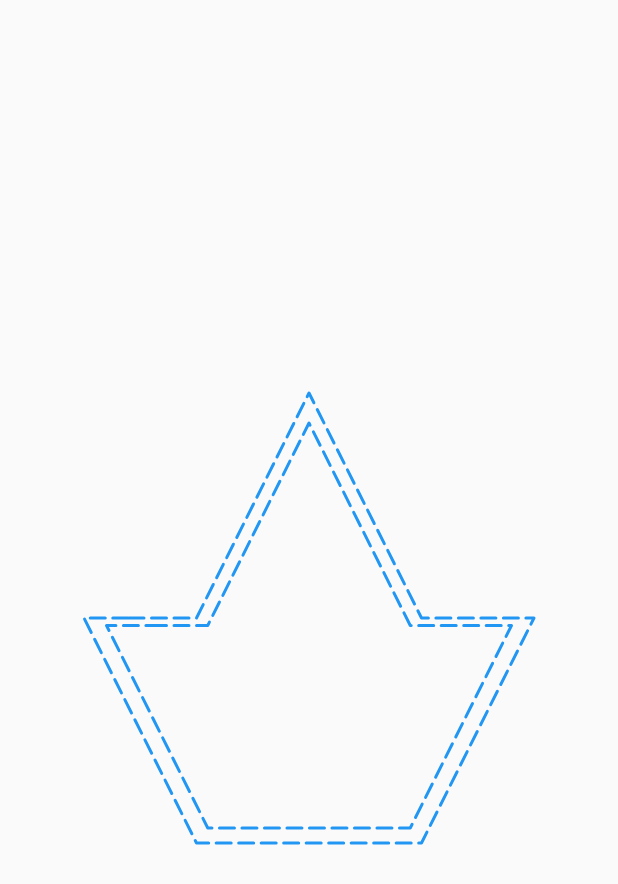
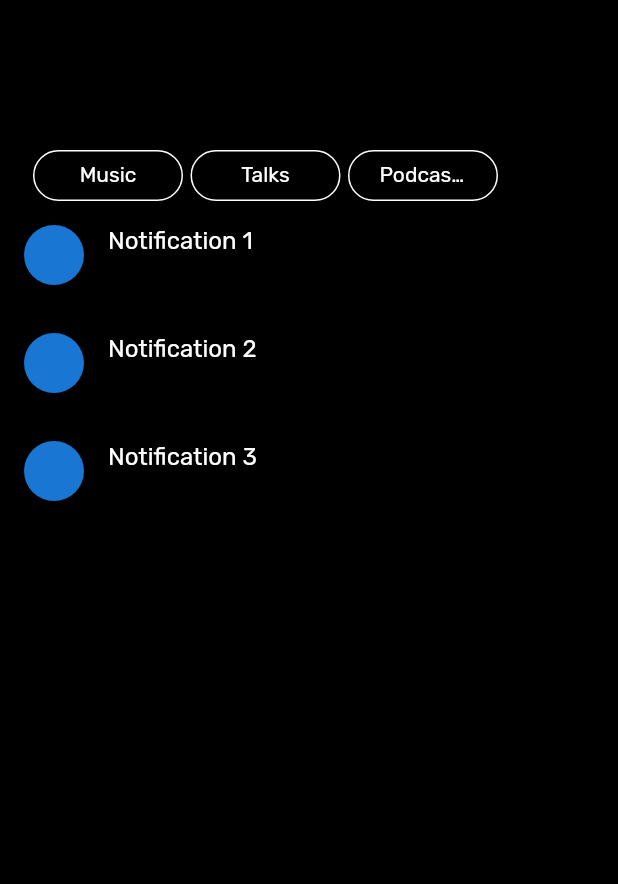
Before and after one commit to rutvik110/Flutter-Animations, a Flutter app: the screen it shows after launch, on a phone screen of 412 x 824 dp. Shown: the top 884 px of the screen. Run offline on Flutter 3.47's test engine with Material 2 defaults, Android fonts, the light colour scheme and no system bars; our stand-ins replace audioplayers, google_fonts; project files that could hold a hidden picture were left out.

Commit message:
Spotify Notfications Chips Animation

```diff
--- /dev/null
+++ b/lib/flutter_design_challenges/spotify_notifications_chips/spotify_notifications_chips.dart
@@ -0,0 +1,254 @@
+import 'package:flutter/material.dart';
+
+class SpotifyNotificationsChips extends StatelessWidget {
+  const SpotifyNotificationsChips({Key? key}) : super(key: key);
+
+  @override
+  Widget build(BuildContext context) {
+    return const Scaffold(
+      backgroundColor: Colors.black,
+      body: Center(
+        child: NotificationTypes(),
+      ),
+    );
+  }
+}
+
+class NotificationTypes extends StatefulWidget {
+  const NotificationTypes({
+    Key? key,
+  }) : super(key: key);
+
+  @override
+  State<NotificationTypes> createState() => _NotificationTypesState();
+}
+
+class _NotificationTypesState extends State<NotificationTypes> {
+  bool showCloseButton = false;
+
+  String? selectedValue;
+
+  final List<String> _types = [
+    'Music',
+    'Talks',
+    'Podcasts',
+  ];
+
+  final List<String> defaultList = [
+    "Notification 1",
+    "Notification 2",
+    "Notification 3",
+  ];
+
+  final List<String> musicNotifications = [
+    'Hey Boy!',
+    'Light Switch',
+    'High',
+  ];
+  final List<String> talksNotifications = [
+    'Talk 1',
+    'Talk 2',
+    'Talk 3',
+  ];
+  final List<String> podacastNotifications = [
+    'Podcast 1',
+    'Podcast 2',
+    'Podcast 3',
+  ];
+
+  String getTitle(int index) {
+    late String title;
+    switch (selectedValue) {
+      case "Music":
+        title = musicNotifications[index];
+
+        return title;
+        break;
+      case "Talks":
+        title = talksNotifications[index];
+
+        return title;
+        break;
+      case "Podcasts":
+        title = podacastNotifications[index];
+
+        return title;
+        break;
+      default:
+        title = defaultList[index];
+
+        return title;
+    }
+  }
+
+  @override
+  void initState() {
+    super.initState();
+    selectedValue = null;
+  }
+
+  @override
+  void dispose() {
+    // TODO: implement dispose
+
+    super.dispose();
+  }
+
+  @override
+  Widget build(BuildContext context) {
+    return Column(
+      crossAxisAlignment: CrossAxisAlignment.start,
+      children: [
+        const SizedBox(
+          height: 100,
+        ),
+        // Notifications Types Chips list
+        SizedBox(
+            height: 34,
+            child: Row(
+              mainAxisAlignment: MainAxisAlignment.start,
+              crossAxisAlignment: CrossAxisAlignment.center,
+              children: [
+                if (showCloseButton)
+                  const SizedBox(
+                    width: 20,
+                  ),
+                AnimatedContainer(
+                  duration: const Duration(
+                    milliseconds: 150,
+                  ),
+                  decoration: BoxDecoration(
+                    shape: BoxShape.circle,
+                    border: Border.all(
+                      color:
+                          showCloseButton ? Colors.white : Colors.transparent,
+                    ),
+                  ),
+                  alignment: Alignment.center,
+                  child: showCloseButton
+                      ? GestureDetector(
+                          onTap: () {
+                            setState(() {
+                              showCloseButton = false;
+                              selectedValue = null;
+                            });
+                          },
+                          child: const Padding(
+                            padding: EdgeInsets.all(2),
+                            child: Icon(
+                              Icons.close,
+                              color: Colors.white,
+                            ),
+                          ),
+                        )
+                      : const SizedBox.shrink(),
+                ),
+                AnimatedSize(
+                  duration: const Duration(milliseconds: 150),
+                  child: SizedBox(
+                    width: showCloseButton ? 20 : 0,
+                  ),
+                ),
+                Expanded(
+                  child: ListView.builder(
+                      scrollDirection: Axis.horizontal,
+                      padding: const EdgeInsets.all(0).copyWith(
+                        left: showCloseButton ? 0 : 20,
+                      ),
+                      itemCount: _types.length,
+                      itemBuilder: (context, index) {
+                        return NotificationTypeChip(
+                            value: _types[index],
+                            selectedValue: selectedValue,
+                            onTap: (value) {
+                              if (selectedValue != value) {
+                                setState(() {
+                                  showCloseButton = true;
+                                  selectedValue = value;
+                                });
+                              } else {
+                                setState(() {
+                                  showCloseButton = false;
+                                  selectedValue = null;
+                                });
+                              }
+                            });
+                      }),
+                ),
+              ],
+            )),
+        // Items list for particular type of notifications
+        Expanded(
+          child: ListView.builder(
+              itemCount: 3,
+              itemBuilder: (context, index) {
+                String title = getTitle(index);
+
+                return ListTile(
+                  leading: const CircleAvatar(),
+                  title: Text(
+                    title,
+                    style: const TextStyle(
+                      color: Colors.white,
+                    ),
+                  ),
+                  subtitle: const Text(''),
+                  trailing: const Icon(Icons.chevron_right),
+                );
+              }),
+        ),
+      ],
+    );
+  }
+}
+
+class NotificationTypeChip extends StatelessWidget {
+  const NotificationTypeChip({
+    Key? key,
+    required this.value,
+    required this.selectedValue,
+    required this.onTap,
+  }) : super(key: key);
+
+  final String? selectedValue;
+  final String value;
+  final Function(String value) onTap;
+
+  @override
+  Widget build(BuildContext context) {
+    return GestureDetector(
+      onTap: () {
+        onTap(value);
+      },
+      child: Opacity(
+        opacity: selectedValue == null || selectedValue == value ? 1 : 0,
+        child: Tooltip(
+          message: value,
+          child: AnimatedContainer(
+            duration:
+                Duration(milliseconds: selectedValue == value ? 300 : 150),
+            margin: const EdgeInsets.only(right: 5),
+            width: selectedValue == null || selectedValue == value ? 100 : 0,
+            height: 34,
+            padding: const EdgeInsets.symmetric(horizontal: 20),
+            decoration: BoxDecoration(
+              color: selectedValue == value ? Colors.green : null,
+              border: Border.all(
+                color: Colors.white,
+              ),
+              borderRadius: BorderRadius.circular(25),
+            ),
+            alignment: Alignment.center,
+            child: Text(
+              value,
+              style: const TextStyle(
+                color: Colors.white,
+                overflow: TextOverflow.ellipsis,
+              ),
+            ),
+          ),
+        ),
+      ),
+    );
+  }
+}
--- a/lib/main.dart
+++ b/lib/main.dart
@@ -5,7 +5,7 @@ import 'package:flutter/material.dart';
 import 'package:flutter/painting.dart';
 import 'package:flutter/rendering.dart';
 import 'package:flutter/widgets.dart';
-import 'package:flutter_animations/flutter_design_challenges/marching_ants/marching_ants.dart';
+import 'package:flutter_animations/flutter_design_challenges/spotify_notifications_chips/spotify_notifications_chips.dart';
 import 'package:google_fonts/google_fonts.dart';
 
 void main() {
@@ -24,7 +24,7 @@ class MyApp extends StatelessWidget {
           primaryColor: const Color(0xFF0e7cfe),
           primarySwatch: Colors.blue,
           textTheme: GoogleFonts.rubikTextTheme(Theme.of(context).textTheme)),
-      home: const MarchingAnts(),
+      home: const SpotifyNotificationsChips(),
     );
   }
 }
```
